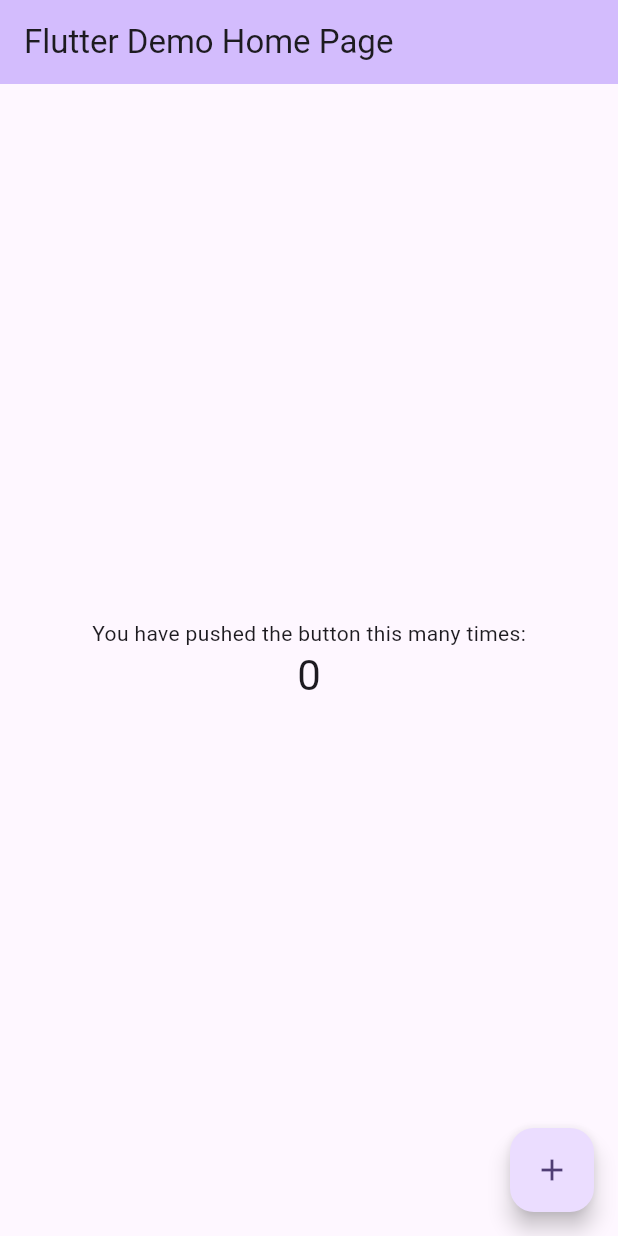
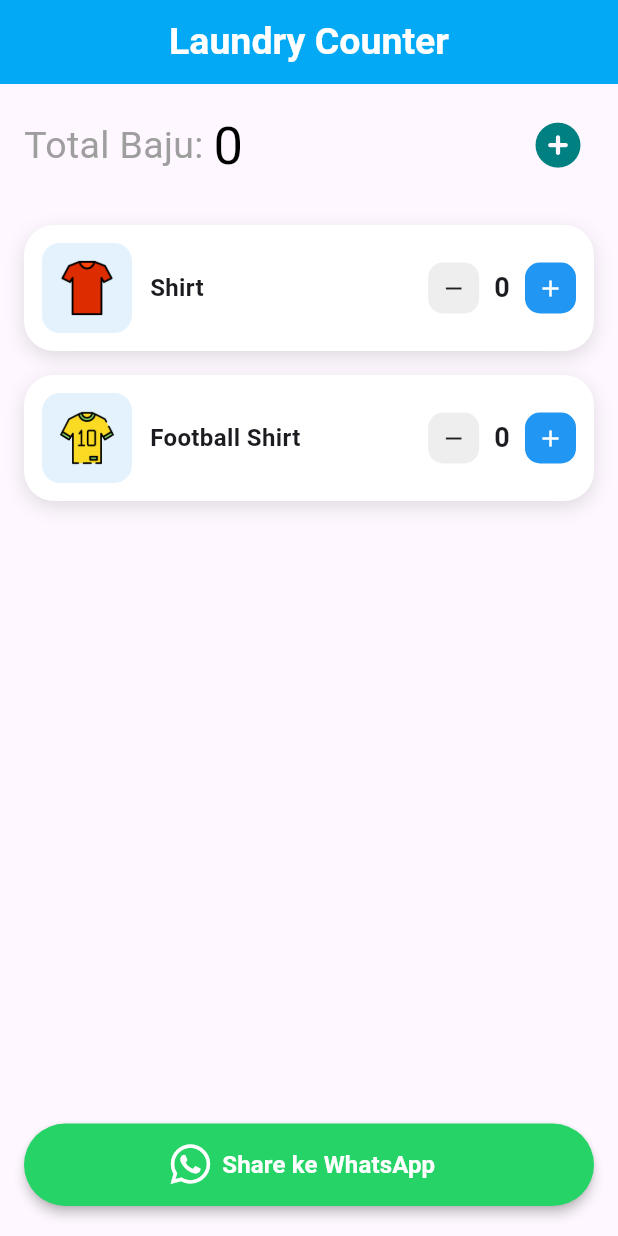
Before and after one commit to avinash322/LaundryCounter, a Flutter app: the screen it shows after launch, on a phone screen of 412 x 824 dp. Run offline on Flutter 3.47's test engine with Material 3 defaults, Android fonts, the phone set to English and light mode, and no system bars; our stand-ins replace font_awesome_flutter; Roboto replaces fonts that are missing (GoogleSans).

Commit message:
feat(dashboard):add concept ui

```diff
--- /dev/null
+++ b/lib/dashboard.dart
@@ -0,0 +1,295 @@
+import 'package:flutter/material.dart';
+import 'package:font_awesome_flutter/font_awesome_flutter.dart';
+
+class Dashboard extends StatefulWidget {
+  const Dashboard({super.key});
+
+  @override
+  State<Dashboard> createState() => _DashboardState();
+}
+
+class _DashboardState extends State<Dashboard> {
+  int counter = 0;
+  int counterbajurumah = 0;
+  int counterbajubola = 0;
+  @override
+  Widget build(BuildContext context) {
+    return Scaffold(
+      appBar: AppBar(
+        centerTitle: true,
+        backgroundColor: Colors.lightBlue,
+        title: Text(
+          "Laundry Counter",
+          style: TextStyle(
+            color: Colors.white,
+            fontSize: 25.0,
+            fontWeight: FontWeight.bold,
+          ),
+        ),
+      ),
+      body: SingleChildScrollView(
+        child: Padding(
+          padding: const EdgeInsets.all(16.0),
+          child: Column(
+            children: [
+              Row(
+                children: [
+                  Text(
+                    "Total Baju: ",
+                    style: TextStyle(fontSize: 25, color: Colors.grey),
+                  ),
+                  Text(
+                    "$counter",
+                    style: TextStyle(fontSize: 35, color: Colors.black),
+                  ),
+                  Spacer(),
+                  IconButton(
+                    iconSize: 30,
+                    color: Color(0xFF008080),
+                    onPressed: () {
+                      setState(() {
+                        counter = 0;
+                        counterbajurumah = 0;
+                        counterbajubola = 0;
+                      });
+                    },
+                    icon: FaIcon(FontAwesomeIcons.plusCircle),
+                  ),
+                ],
+              ),
+              SizedBox(height: 20),
+              Container(
+                margin: const EdgeInsets.symmetric(vertical: 8),
+                padding: const EdgeInsets.all(12),
+                decoration: BoxDecoration(
+                  color: Colors.white,
+                  borderRadius: BorderRadius.circular(20),
+                  boxShadow: [
+                    BoxShadow(
+                      color: Colors.black12,
+                      blurRadius: 10,
+                      offset: Offset(0, 4),
+                    ),
+                  ],
+                ),
+                child: Row(
+                  children: [
+                    // 👕 Icon
+                    Container(
+                      padding: const EdgeInsets.all(10),
+                      decoration: BoxDecoration(
+                        color: Colors.blue.shade50,
+                        borderRadius: BorderRadius.circular(12),
+                      ),
+                      child: Image.asset(
+                        "assets/images/shirts.png",
+                        width: 40,
+                        height: 40,
+                      ),
+                    ),
+
+                    const SizedBox(width: 12),
+
+                    // 🏷️ Nama item
+                    const Expanded(
+                      child: Text(
+                        "Shirt",
+                        style: TextStyle(
+                          fontSize: 16,
+                          fontWeight: FontWeight.w600,
+                        ),
+                      ),
+                    ),
+
+                    // ➖ Button
+                    GestureDetector(
+                      onTap: () {
+                        if (counterbajurumah > 0) {
+                          setState(() {
+                            counterbajurumah--;
+                            counter--;
+                          });
+                        }
+                      },
+                      child: Container(
+                        padding: const EdgeInsets.all(8),
+                        decoration: BoxDecoration(
+                          color: Colors.grey.shade200,
+                          borderRadius: BorderRadius.circular(10),
+                        ),
+                        child: const Icon(Icons.remove, size: 18),
+                      ),
+                    ),
+
+                    const SizedBox(width: 10),
+
+                    // 🔢 Counter
+                    Text(
+                      "$counterbajurumah",
+                      style: const TextStyle(
+                        fontSize: 18,
+                        fontWeight: FontWeight.bold,
+                      ),
+                    ),
+
+                    const SizedBox(width: 10),
+
+                    // ➕ Button
+                    GestureDetector(
+                      onTap: () {
+                        setState(() {
+                          counterbajurumah++;
+                          counter++;
+                        });
+                      },
+                      child: Container(
+                        padding: const EdgeInsets.all(8),
+                        decoration: BoxDecoration(
+                          color: Colors.blue,
+                          borderRadius: BorderRadius.circular(10),
+                        ),
+                        child: const Icon(
+                          Icons.add,
+                          color: Colors.white,
+                          size: 18,
+                        ),
+                      ),
+                    ),
+                  ],
+                ),
+              ),
+              Container(
+                margin: const EdgeInsets.symmetric(vertical: 8),
+                padding: const EdgeInsets.all(12),
+                decoration: BoxDecoration(
+                  color: Colors.white,
+                  borderRadius: BorderRadius.circular(20),
+                  boxShadow: [
+                    BoxShadow(
+                      color: Colors.black12,
+                      blurRadius: 10,
+                      offset: Offset(0, 4),
+                    ),
+                  ],
+                ),
+                child: Row(
+                  children: [
+                    // 👕 Icon
+                    Container(
+                      padding: const EdgeInsets.all(10),
+                      decoration: BoxDecoration(
+                        color: Colors.blue.shade50,
+                        borderRadius: BorderRadius.circular(12),
+                      ),
+                      child: Image.asset(
+                        "assets/images/football.png",
+                        width: 40,
+                        height: 40,
+                      ),
+                    ),
+
+                    const SizedBox(width: 12),
+
+                    // 🏷️ Nama item
+                    const Expanded(
+                      child: Text(
+                        "Football Shirt",
+                        style: TextStyle(
+                          fontSize: 16,
+                          fontWeight: FontWeight.w600,
+                        ),
+                      ),
+                    ),
+
+                    // ➖ Button
+                    GestureDetector(
+                      onTap: () {
+                        if (counterbajubola > 0) {
+                          setState(() {
+                            counterbajubola--;
+                            counter--;
+                          });
+                        }
+                      },
+                      child: Container(
+                        padding: const EdgeInsets.all(8),
+                        decoration: BoxDecoration(
+                          color: Colors.grey.shade200,
+                          borderRadius: BorderRadius.circular(10),
+                        ),
+                        child: const Icon(Icons.remove, size: 18),
+                      ),
+                    ),
+
+                    const SizedBox(width: 10),
+
+                    // 🔢 Counter
+                    Text(
+                      "$counterbajubola",
+                      style: const TextStyle(
+                        fontSize: 18,
+                        fontWeight: FontWeight.bold,
+                      ),
+                    ),
+
+                    const SizedBox(width: 10),
+
+                    // ➕ Button
+                    GestureDetector(
+                      onTap: () {
+                        setState(() {
+                          counterbajubola++;
+                          counter++;
+                        });
+                      },
+                      child: Container(
+                        padding: const EdgeInsets.all(8),
+                        decoration: BoxDecoration(
+                          color: Colors.blue,
+                          borderRadius: BorderRadius.circular(10),
+                        ),
+                        child: const Icon(
+                          Icons.add,
+                          color: Colors.white,
+                          size: 18,
+                        ),
+                      ),
+                    ),
+                  ],
+                ),
+              ),
+
+              // Text("Laundry Counter"),
+              // Text("Laundry Counter"),
+              // Text("Laundry Counter"),
+              // Text("Laundry Counter"),
+            ],
+          ),
+        ),
+      ),
+      bottomNavigationBar: Padding(
+        padding: const EdgeInsets.fromLTRB(16, 16, 16, 20),
+        child: SizedBox(
+          height: 55,
+          child: ElevatedButton.icon(
+            onPressed: () {},
+            icon: const FaIcon(
+              FontAwesomeIcons.whatsapp,
+              color: Colors.white,
+              size: 30,
+            ),
+            label: const Text(
+              "Share ke WhatsApp",
+              style: TextStyle(fontSize: 16, fontWeight: FontWeight.bold),
+            ),
+            style: ElevatedButton.styleFrom(
+              backgroundColor: const Color(0xFF25D366),
+              foregroundColor: Colors.white,
+              elevation: 3,
+            ),
+          ),
+        ),
+      ),
+    );
+  }
+}
--- a/lib/main.dart
+++ b/lib/main.dart
@@ -1,4 +1,5 @@
 import 'package:flutter/material.dart';
+import 'package:laundry_counter/dashboard.dart';
 
 void main() {
   runApp(const MyApp());
@@ -7,116 +8,12 @@ void main() {
 class MyApp extends StatelessWidget {
   const MyApp({super.key});
 
-  // This widget is the root of your application.
   @override
   Widget build(BuildContext context) {
     return MaterialApp(
-      title: 'Flutter Demo',
-      theme: ThemeData(
-        // This is the theme of your application.
-        //
-        // TRY THIS: Try running your application with "flutter run". You'll see
-        // the application has a purple toolbar. Then, without quitting the app,
-        // try changing the seedColor in the colorScheme below to Colors.green
-        // and then invoke "hot reload" (save your changes or press the "hot
-        // reload" button in a Flutter-supported IDE, or press "r" if you used
-        // the command line to start the app).
-        //
-        // Notice that the counter didn't reset back to zero; the application
-        // state is not lost during the reload. To reset the state, use hot
-        // restart instead.
-        //
-        // This works for code too, not just values: Most code changes can be
-        // tested with just a hot reload.
-        colorScheme: ColorScheme.fromSeed(seedColor: Colors.deepPurple),
-      ),
-      home: const MyHomePage(title: 'Flutter Demo Home Page'),
+      theme: ThemeData(fontFamily: 'GoogleSans'),
+      debugShowCheckedModeBanner: false,
+      home: const Dashboard(),
     );
   }
 }
-
-class MyHomePage extends StatefulWidget {
-  const MyHomePage({super.key, required this.title});
-
-  // This widget is the home page of your application. It is stateful, meaning
-  // that it has a State object (defined below) that contains fields that affect
-  // how it looks.
-
-  // This class is the configuration for the state. It holds the values (in this
-  // case the title) provided by the parent (in this case the App widget) and
-  // used by the build method of the State. Fields in a Widget subclass are
-  // always marked "final".
-
-  final String title;
-
-  @override
-  State<MyHomePage> createState() => _MyHomePageState();
-}
-
-class _MyHomePageState extends State<MyHomePage> {
-  int _counter = 0;
-
-  void _incrementCounter() {
-    setState(() {
-      // This call to setState tells the Flutter framework that something has
-      // changed in this State, which causes it to rerun the build method below
-      // so that the display can reflect the updated values. If we changed
-      // _counter without calling setState(), then the build method would not be
-      // called again, and so nothing would appear to happen.
-      _counter++;
-    });
-  }
-
-  @override
-  Widget build(BuildContext context) {
-    // This method is rerun every time setState is called, for instance as done
-    // by the _incrementCounter method above.
-    //
-    // The Flutter framework has been optimized to make rerunning build methods
-    // fast, so that you can just rebuild anything that needs updating rather
-    // than having to individually change instances of widgets.
-    return Scaffold(
-      appBar: AppBar(
-        // TRY THIS: Try changing the color here to a specific color (to
-        // Colors.amber, perhaps?) and trigger a hot reload to see the AppBar
-        // change color while the other colors stay the same.
-        backgroundColor: Theme.of(context).colorScheme.inversePrimary,
-        // Here we take the value from the MyHomePage object that was created by
-        // the App.build method, and use it to set our appbar title.
-        title: Text(widget.title),
-      ),
-      body: Center(
-        // Center is a layout widget. It takes a single child and positions it
-        // in the middle of the parent.
-        child: Column(
-          // Column is also a layout widget. It takes a list of children and
-          // arranges them vertically. By default, it sizes itself to fit its
-          // children horizontally, and tries to be as tall as its parent.
-          //
-          // Column has various properties to control how it sizes itself and
-          // how it positions its children. Here we use mainAxisAlignment to
-          // center the children vertically; the main axis here is the vertical
-          // axis because Columns are vertical (the cross axis would be
-          // horizontal).
-          //
-          // TRY THIS: Invoke "debug painting" (choose the "Toggle Debug Paint"
-          // action in the IDE, or press "p" in the console), to see the
-          // wireframe for each widget.
-          mainAxisAlignment: MainAxisAlignment.center,
-          children: <Widget>[
-            const Text('You have pushed the button this many times:'),
-            Text(
-              '$_counter',
-              style: Theme.of(context).textTheme.headlineMedium,
-            ),
-          ],
-        ),
-      ),
-      floatingActionButton: FloatingActionButton(
-        onPressed: _incrementCounter,
-        tooltip: 'Increment',
-        child: const Icon(Icons.add),
-      ), // This trailing comma makes auto-formatting nicer for build methods.
-    );
-  }
-}
```
Also changed, not shown: pubspec.yaml (+8 -11 lines), assets/images/football.png (added), assets/images/shirts.png (added), pubspec.lock, 2 other files.
